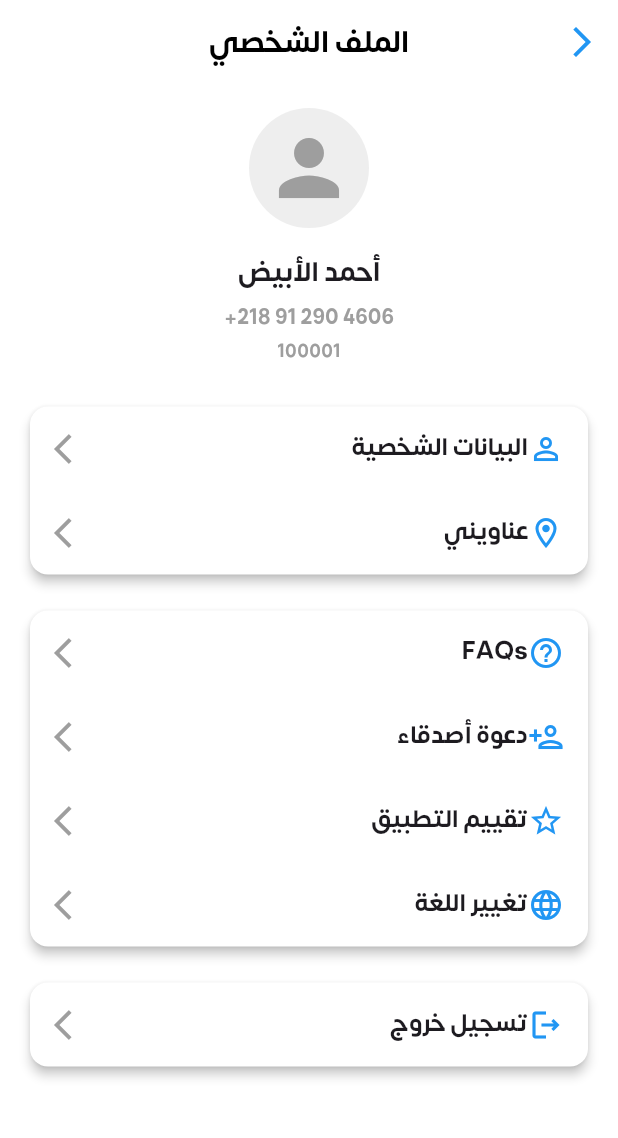
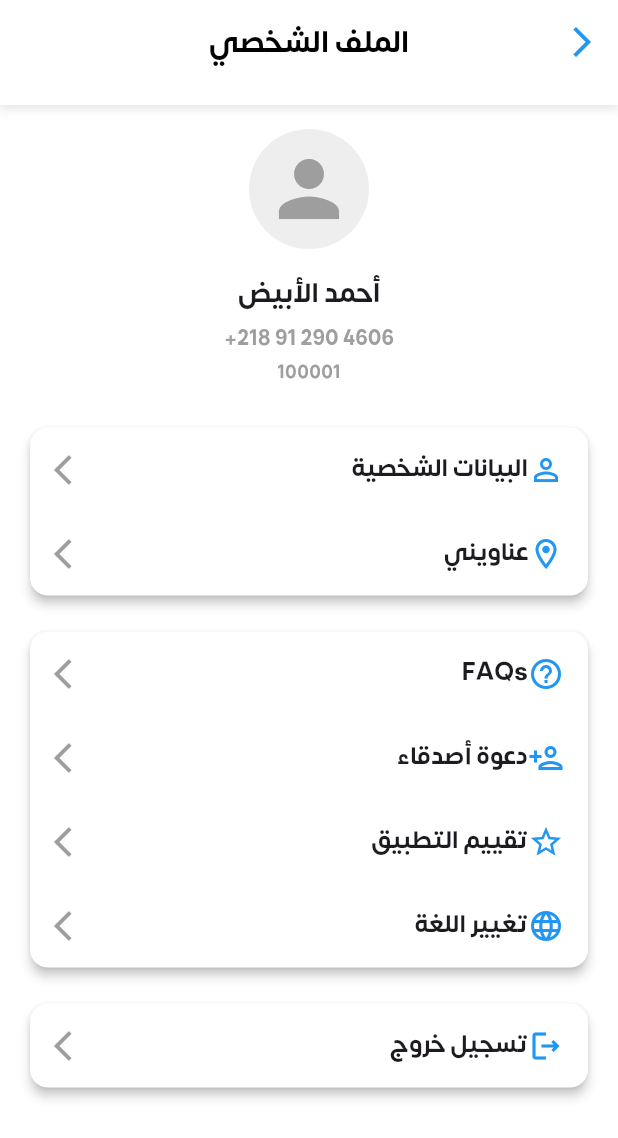
Before and after one commit to la3beid2/Waslny_app, a Flutter app: the ProfilePage screen opened directly, on a phone screen of 412 x 824 dp. Shown: the top 1138 px of the screen. Run offline on Flutter 3.47's test engine with Material 3 defaults, Android fonts, the light colour scheme and no system bars.

Commit message:
Merge remote-tracking branch 'origin/profile_app_bar

```diff
--- a/lib/screens/profile.dart
+++ b/lib/screens/profile.dart
@@ -7,7 +7,21 @@ class ProfilePage extends StatelessWidget {
   Widget build(BuildContext context) {
     return Scaffold(
       backgroundColor: Colors.white,
-      appBar: AppBar(
+      appBar: PreferredSize(
+        preferredSize: const Size.fromHeight(70.0), // ارتفاع AppBar
+        child: Container(
+          decoration: BoxDecoration(
+            color: Colors.white, // لون خلفية AppBar
+            boxShadow: [
+              BoxShadow(
+                color: Colors.black.withOpacity(0.1), // لون الظل
+                spreadRadius: 1, // انتشار الظل
+                blurRadius: 5, // درجة ضبابية الظل
+                offset: const Offset(0, 2), // موضع الظل
+              ),
+            ],
+          ),
+          child: AppBar(
             title: const Text(
               "الملف الشخصي",
               style: TextStyle(
@@ -28,6 +42,8 @@ class ProfilePage extends StatelessWidget {
                 },
               ),
             ],
+          ),
+        ),
       ),
 
       body: SingleChildScrollView(
@@ -82,7 +98,7 @@ class ProfilePage extends StatelessWidget {
                   onTap: () {},
                 ),
               ],
-              cardColor: Colors.white, // استخدم اللون الخاص بـ "دعوة صديق"
+              cardColor: Colors.white,
             ),
 
             // دمج البطاقة الخاصة بـ FAQs، دعوة صديق، تقييم التطبيق، وتغيير اللغة
@@ -109,7 +125,7 @@ class ProfilePage extends StatelessWidget {
                   onTap: () {},
                 ),
               ],
-              cardColor: Colors.white, // استخدم اللون الخاص بـ "دعوة صديق"
+              cardColor: Colors.white,
             ),
 
             // البطاقة الخاصة بتسجيل الخروج
@@ -135,7 +151,7 @@ class ProfilePage extends StatelessWidget {
       child: Card(
         shape: RoundedRectangleBorder(borderRadius: BorderRadius.circular(12)),
         elevation: 3,
-        color: cardColor, // هنا يمكنك التحكم في لون البطاقة
+        color: cardColor,
         child: Column(
           children: items
               .map((item) => InkWell(
@@ -146,7 +162,9 @@ class ProfilePage extends StatelessWidget {
                         mainAxisAlignment: MainAxisAlignment.spaceBetween,
                         children: [
                           const Icon(Icons.arrow_back_ios, color: Colors.grey),
-                  const SizedBox(width: 10),
+                          // زيادة المسافة بين الأيقونة والنص
+                          const SizedBox(
+                              width: 16), // المسافة بين الأيقونة والنص
                           Expanded(
                             child: Text(
                               item.title,
@@ -157,7 +175,7 @@ class ProfilePage extends StatelessWidget {
                               ),
                             ),
                           ),
-                  Icon(item.icon, color: Colors.blue), // أيقونة زرقاء لتتناسب مع لون البطاقة
+                          Icon(item.icon, color: Colors.blue),
                         ],
                       ),
                     ),
@@ -173,14 +191,14 @@ class ProfilePage extends StatelessWidget {
     required IconData icon,
     required String title,
     required VoidCallback onTap,
-    Color cardColor = Colors.white, // لون البطاقة الافتراضي
+    Color cardColor = Colors.white,
   }) {
     return Padding(
       padding: const EdgeInsets.symmetric(horizontal: 16.0, vertical: 8.0),
       child: Card(
         shape: RoundedRectangleBorder(borderRadius: BorderRadius.circular(12)),
         elevation: 3,
-        color: cardColor, // هنا يمكنك التحكم في لون البطاقة
+        color: cardColor,
         child: InkWell(
           onTap: onTap,
           child: Padding(
@@ -189,6 +207,8 @@ class ProfilePage extends StatelessWidget {
               mainAxisAlignment: MainAxisAlignment.spaceBetween,
               children: [
                 const Icon(Icons.arrow_back_ios, color: Colors.grey),
+
+                const SizedBox(width: 50), // المسافة بين الأيقونة والنص
                 Expanded(
                   child: Text(
                     title,
@@ -199,7 +219,7 @@ class ProfilePage extends StatelessWidget {
                     ),
                   ),
                 ),
-                Icon(icon, color: Colors.blue), // أيقونة زرقاء لتتناسب مع لون البطاقة
+                Icon(icon, color: Colors.blue),
               ],
             ),
           ),
```
Lines whose indentation alone changed are shown as unchanged.
